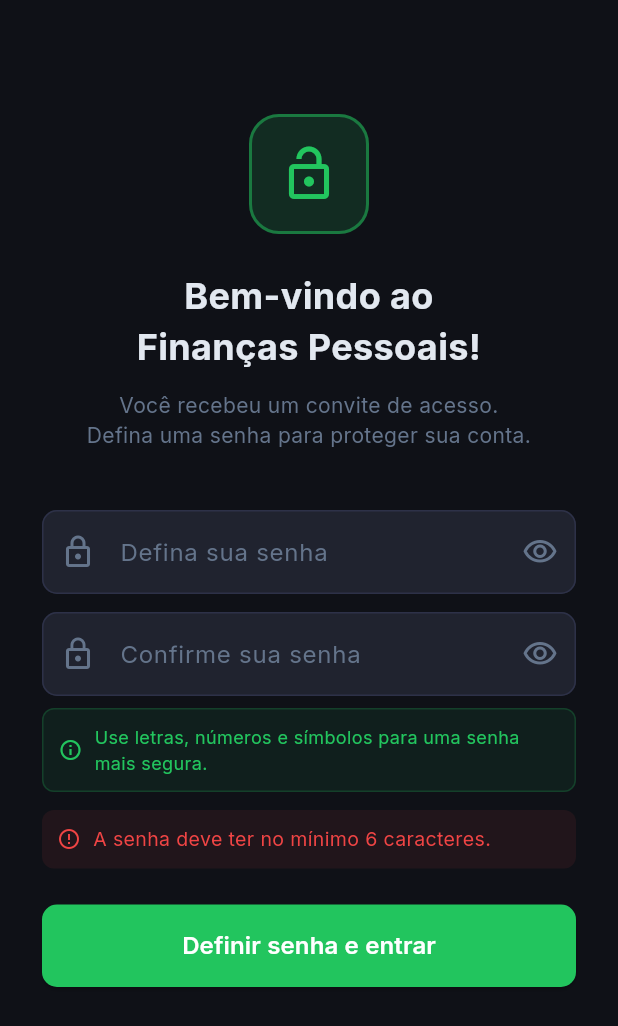
After one commit to adriansodr3/financas-flutter, a Flutter app: the SetPasswordScreen screen opened directly, after a tap on "Definir senha e entrar", on a phone screen of 412 x 824 dp. The commit adds this screen. Shown: the top 1026 px of the screen. Run offline on Flutter 3.47's test engine with Material 3 defaults, Android fonts, the phone set to English and light mode, and no system bars; our stand-ins replace fl_chart, google_fonts, image_picker, supabase_flutter; accounts and stored records are empty; network calls fail.

Commit message:
fix: detectar token convite antes do Supabase processar + tela set_password_screen

```diff
--- a/lib/main.dart
+++ b/lib/main.dart
@@ -2,6 +2,7 @@ import 'package:flutter/material.dart';
 import 'package:supabase_flutter/supabase_flutter.dart';
 import 'theme.dart';
 import 'screens/login_screen.dart';
+import 'screens/set_password_screen.dart';
 import 'screens/dashboard_screen.dart';
 import 'screens/other_screens.dart';
 import 'screens/extra_screens.dart';
@@ -11,11 +12,24 @@ import 'screens/investments_screen.dart';
 const _supabaseUrl = 'https://gattydrrhmhuqysbsjol.supabase.co';
 const _supabaseKey = 'eyJhbGciOiJIUzI1NiIsInR5cCI6IkpXVCJ9.eyJpc3MiOiJzdXBhYmFzZSIsInJlZiI6ImdhdHR5ZHJyaG1odXF5c2Jzam9sIiwicm9sZSI6ImFub24iLCJpYXQiOjE3ODIzNTE0NDksImV4cCI6MjA5NzkyNzQ0OX0.dUhFtUY_SzL1A32LxZgVYpTSAzQ0s1xB8V6vgc9yxEo';
 
-// Notifier global para tema
 final themeNotifier = ValueNotifier<ThemeMode>(ThemeMode.dark);
+
+// Flag global: usuário veio de link de convite e precisa definir senha
+bool needsPasswordSetup = false;
 
 Future<void> main() async {
   WidgetsFlutterBinding.ensureInitialized();
+
+  // Detectar token de convite na URL ANTES de inicializar o Supabase
+  try {
+    final uri = Uri.base;
+    final fragment = uri.fragment;
+    final params = Uri.splitQueryString(fragment);
+    if (params['type'] == 'invite') {
+      needsPasswordSetup = true;
+    }
+  } catch (_) {}
+
   await Supabase.initialize(url: _supabaseUrl, anonKey: _supabaseKey);
   runApp(const FinancasApp());
 }
@@ -27,7 +41,7 @@ class FinancasApp extends StatelessWidget {
     return ValueListenableBuilder<ThemeMode>(
       valueListenable: themeNotifier,
       builder: (_, mode, __) => MaterialApp(
-        title: 'Financas Pessoais',
+        title: 'Finanças Pessoais',
         theme: appThemeLight(),
         darkTheme: appTheme(),
         themeMode: mode,
@@ -49,6 +63,8 @@ class _AuthGateState extends State<_AuthGate> with WidgetsBindingObserver {
   void initState() {
     super.initState();
     WidgetsBinding.instance.addObserver(this);
+    // Verificar sessão imediatamente ao abrir
+    WidgetsBinding.instance.addPostFrameCallback((_) => _validateSession());
   }
 
   @override
@@ -76,8 +92,17 @@ class _AuthGateState extends State<_AuthGate> with WidgetsBindingObserver {
     return StreamBuilder<AuthState>(
       stream: Supabase.instance.client.auth.onAuthStateChange,
       builder: (context, snapshot) {
-        final session = snapshot.data?.session ?? Supabase.instance.client.auth.currentSession;
-        if (session != null) return const _MainShell();
+        final event   = snapshot.data?.event;
+        final session = snapshot.data?.session
+            ?? Supabase.instance.client.auth.currentSession;
+
+        if (session != null) {
+          // Usuário logado via link de convite → pedir senha
+          if (needsPasswordSetup) {
+            return const SetPasswordScreen();
+          }
+          return const _MainShell();
+        }
         return const LoginScreen();
       },
     );
@@ -141,14 +166,14 @@ class _MainShellState extends State<_MainShell> {
         labelBehavior: NavigationDestinationLabelBehavior.onlyShowSelected,
         height: 68,
         destinations: const [
-          NavigationDestination(icon: Icon(Icons.home_outlined),        selectedIcon: Icon(Icons.home),              label: 'Inicio'),
-          NavigationDestination(icon: Icon(Icons.receipt_long_outlined), selectedIcon: Icon(Icons.receipt_long),      label: 'Lancamentos'),
-          NavigationDestination(icon: Icon(Icons.credit_card_outlined),  selectedIcon: Icon(Icons.credit_card),       label: 'Parcelas'),
-          NavigationDestination(icon: Icon(Icons.push_pin_outlined),     selectedIcon: Icon(Icons.push_pin),          label: 'Fixos'),
-          NavigationDestination(icon: Icon(Icons.bar_chart_outlined),    selectedIcon: Icon(Icons.bar_chart),         label: 'Relatorios'),
-          NavigationDestination(icon: Icon(Icons.label_outline),         selectedIcon: Icon(Icons.label),             label: 'Categorias'),
-          NavigationDestination(icon: Icon(Icons.savings_outlined),      selectedIcon: Icon(Icons.savings),           label: 'Investimentos'),
-          NavigationDestination(icon: Icon(Icons.person_outline),        selectedIcon: Icon(Icons.person),            label: 'Perfil'),
+          NavigationDestination(icon: Icon(Icons.home_outlined),        selectedIcon: Icon(Icons.home),         label: 'Inicio'),
+          NavigationDestination(icon: Icon(Icons.receipt_long_outlined), selectedIcon: Icon(Icons.receipt_long), label: 'Lancamentos'),
+          NavigationDestination(icon: Icon(Icons.credit_card_outlined),  selectedIcon: Icon(Icons.credit_card),  label: 'Parcelas'),
+          NavigationDestination(icon: Icon(Icons.push_pin_outlined),     selectedIcon: Icon(Icons.push_pin),     label: 'Fixos'),
+          NavigationDestination(icon: Icon(Icons.bar_chart_outlined),    selectedIcon: Icon(Icons.bar_chart),    label: 'Relatorios'),
+          NavigationDestination(icon: Icon(Icons.label_outline),         selectedIcon: Icon(Icons.label),        label: 'Categorias'),
+          NavigationDestination(icon: Icon(Icons.savings_outlined),      selectedIcon: Icon(Icons.savings),      label: 'Investimentos'),
+          NavigationDestination(icon: Icon(Icons.person_outline),        selectedIcon: Icon(Icons.person),       label: 'Perfil'),
         ],
       ),
     );
--- /dev/null
+++ b/lib/screens/set_password_screen.dart
@@ -0,0 +1,163 @@
+import 'package:flutter/material.dart';
+import 'package:supabase_flutter/supabase_flutter.dart';
+import '../theme.dart';
+import '../main.dart' show needsPasswordSetup;
+import '../services/db.dart';
+
+class SetPasswordScreen extends StatefulWidget {
+  const SetPasswordScreen({super.key});
+  @override
+  State<SetPasswordScreen> createState() => _SetPasswordScreenState();
+}
+
+class _SetPasswordScreenState extends State<SetPasswordScreen> {
+  final _passCtrl  = TextEditingController();
+  final _pass2Ctrl = TextEditingController();
+  bool _loading = false;
+  String? _error;
+  bool _obscure1 = true;
+  bool _obscure2 = true;
+
+  @override
+  void dispose() {
+    _passCtrl.dispose();
+    _pass2Ctrl.dispose();
+    super.dispose();
+  }
+
+  Future<void> _save() async {
+    final pass = _passCtrl.text;
+    if (pass.length < 6) {
+      setState(() => _error = 'A senha deve ter no mínimo 6 caracteres.');
+      return;
+    }
+    if (pass != _pass2Ctrl.text) {
+      setState(() => _error = 'As senhas não coincidem.');
+      return;
+    }
+
+    setState(() { _loading = true; _error = null; });
+    try {
+      await Supabase.instance.client.auth.updateUser(
+        UserAttributes(password: pass));
+      // Criar categorias padrão para o novo usuário
+      await DB.seedDefaultCategories();
+      // Limpar a flag de convite
+      needsPasswordSetup = false;
+      // O AuthGate vai detectar a mudança e navegar para o app
+      if (mounted) setState(() {});
+    } on AuthException catch (e) {
+      if (mounted) setState(() { _error = e.message; _loading = false; });
+    } catch (e) {
+      if (mounted) setState(() { _error = 'Erro: $e'; _loading = false; });
+    }
+  }
+
+  @override
+  Widget build(BuildContext context) {
+    return Scaffold(
+      backgroundColor: kBg,
+      body: SafeArea(
+        child: SingleChildScrollView(
+          padding: const EdgeInsets.all(28),
+          child: Column(children: [
+            const SizedBox(height: 48),
+            // Ícone
+            Container(
+              width: 80, height: 80,
+              decoration: BoxDecoration(
+                color: kGreen.withOpacity(0.15),
+                borderRadius: BorderRadius.circular(20),
+                border: Border.all(color: kGreen.withOpacity(0.5), width: 2)),
+              child: const Icon(Icons.lock_open_outlined, color: kGreen, size: 40)),
+            const SizedBox(height: 24),
+            const Text('Bem-vindo ao\nFinanças Pessoais!',
+              style: TextStyle(fontSize: 24, fontWeight: FontWeight.w700, color: kText),
+              textAlign: TextAlign.center),
+            const SizedBox(height: 12),
+            const Text(
+              'Você recebeu um convite de acesso.\nDefina uma senha para proteger sua conta.',
+              style: TextStyle(fontSize: 14, color: kMuted),
+              textAlign: TextAlign.center),
+            const SizedBox(height: 40),
+
+            // Campo senha
+            TextField(
+              controller: _passCtrl,
+              obscureText: _obscure1,
+              decoration: InputDecoration(
+                labelText: 'Defina sua senha',
+                prefixIcon: const Icon(Icons.lock_outlined, color: kMuted),
+                suffixIcon: IconButton(
+                  icon: Icon(_obscure1 ? Icons.visibility_outlined : Icons.visibility_off_outlined, color: kMuted),
+                  onPressed: () => setState(() => _obscure1 = !_obscure1))),
+            ),
+            const SizedBox(height: 12),
+
+            // Confirmar senha
+            TextField(
+              controller: _pass2Ctrl,
+              obscureText: _obscure2,
+              onSubmitted: (_) => _save(),
+              decoration: InputDecoration(
+                labelText: 'Confirme sua senha',
+                prefixIcon: const Icon(Icons.lock_outline, color: kMuted),
+                suffixIcon: IconButton(
+                  icon: Icon(_obscure2 ? Icons.visibility_outlined : Icons.visibility_off_outlined, color: kMuted),
+                  onPressed: () => setState(() => _obscure2 = !_obscure2))),
+            ),
+            const SizedBox(height: 8),
+
+            // Dica de senha forte
+            Container(
+              padding: const EdgeInsets.all(10),
+              decoration: BoxDecoration(
+                color: kGreen.withOpacity(0.08),
+                borderRadius: BorderRadius.circular(8),
+                border: Border.all(color: kGreen.withOpacity(0.2))),
+              child: const Row(children: [
+                Icon(Icons.info_outline, color: kGreen, size: 16),
+                SizedBox(width: 8),
+                Expanded(child: Text(
+                  'Use letras, números e símbolos para uma senha mais segura.',
+                  style: TextStyle(fontSize: 12, color: kGreen))),
+              ]),
+            ),
+
+            if (_error != null) ...[
+              const SizedBox(height: 12),
+              Container(
+                padding: const EdgeInsets.all(10),
+                decoration: BoxDecoration(
+                  color: kRed.withOpacity(0.08),
+                  borderRadius: BorderRadius.circular(8)),
+                child: Row(children: [
+                  const Icon(Icons.error_outline, color: kRed, size: 16),
+                  const SizedBox(width: 8),
+                  Expanded(child: Text(_error!, style: const TextStyle(color: kRed, fontSize: 13))),
+                ]),
+              ),
+            ],
+
+            const SizedBox(height: 24),
+
+            SizedBox(
+              width: double.infinity,
+              child: ElevatedButton(
+                onPressed: _loading ? null : _save,
+                style: ElevatedButton.styleFrom(
+                  backgroundColor: kGreen,
+                  padding: const EdgeInsets.symmetric(vertical: 16)),
+                child: _loading
+                  ? const SizedBox(width: 22, height: 22,
+                      child: CircularProgressIndicator(color: Colors.white, strokeWidth: 2))
+                  : const Text('Definir senha e entrar',
+                      style: TextStyle(fontSize: 16, fontWeight: FontWeight.w600)),
+              ),
+            ),
+          ]),
+        ),
+      ),
+    );
+  }
+}
```
